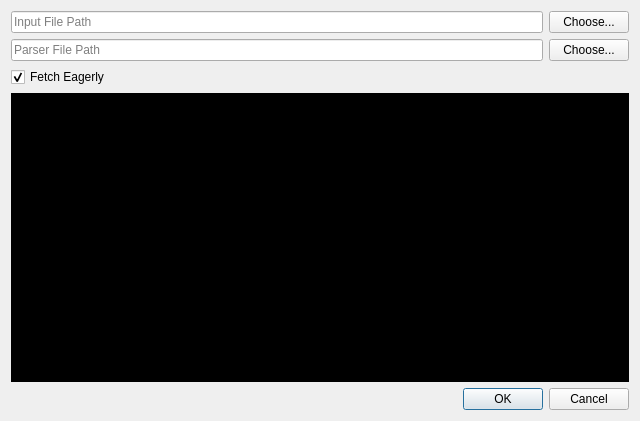
The window that tools/ylliab/newtab.ui (8051Enthusiast/yabo) describes before a commit, drawn with Qt 5.
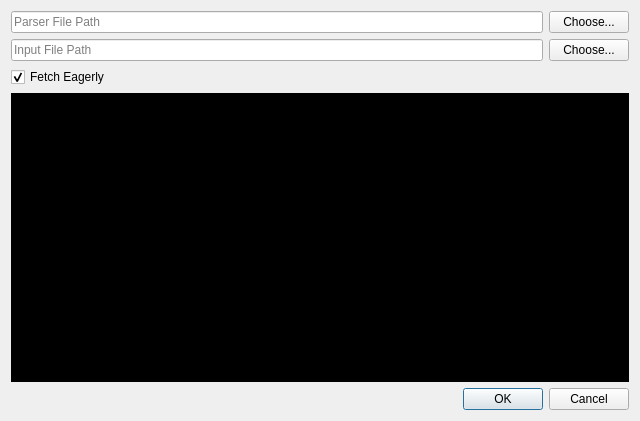
The same window after the commit. Custom widgets are drawn as their Qt base class.

Commit message: ylliab: add command line options

The edit to the form file:
```diff
--- a/tools/ylliab/newtab.ui
+++ b/tools/ylliab/newtab.ui
@@ -11,29 +11,30 @@
    </rect>
   </property>
   <property name="windowTitle">
-   <string>Dialog</string>
+   <string>New Tab...</string>
   </property>
   <layout class="QVBoxLayout" name="verticalLayout">
    <item>
-    <layout class="QHBoxLayout" name="inputFileLayout">
-     <item>
-      <widget class="QLineEdit" name="inputFileEdit">
-       <property name="placeholderText">
-        <string>Input File Path</string>
-       </property>
-      </widget>
-     </item>
-     <item>
-      <widget class="QPushButton" name="intputFileButton">
-       <property name="text">
-        <string>Choose...</string>
-       </property>
-      </widget>
-     </item>
-    </layout>
-   </item>
-   <item>
-    <layout class="QHBoxLayout" name="parserFileLayout">
+    <widget class="QWidget" name="parserFile" native="true">
+     <property name="sizePolicy">
+      <sizepolicy hsizetype="Preferred" vsizetype="Preferred">
+       <horstretch>0</horstretch>
+       <verstretch>0</verstretch>
+      </sizepolicy>
+     </property>
+     <layout class="QHBoxLayout" name="horizontalLayout">
+      <property name="leftMargin">
+       <number>0</number>
+      </property>
+      <property name="topMargin">
+       <number>0</number>
+      </property>
+      <property name="rightMargin">
+       <number>0</number>
+      </property>
+      <property name="bottomMargin">
+       <number>0</number>
+      </property>
      <item>
       <widget class="QLineEdit" name="parserFileEdit">
        <property name="placeholderText">
@@ -49,9 +50,40 @@
       </widget>
      </item>
     </layout>
+    </widget>
    </item>
    <item>
-    <layout class="QHBoxLayout" name="horizontalLayout_2">
+    <widget class="QWidget" name="inputFile" native="true">
+     <layout class="QHBoxLayout" name="horizontalLayout_3">
+      <property name="leftMargin">
+       <number>0</number>
+      </property>
+      <property name="topMargin">
+       <number>0</number>
+      </property>
+      <property name="rightMargin">
+       <number>0</number>
+      </property>
+      <property name="bottomMargin">
+       <number>0</number>
+      </property>
+      <item>
+       <widget class="QLineEdit" name="inputFileEdit">
+        <property name="placeholderText">
+         <string>Input File Path</string>
+        </property>
+       </widget>
+      </item>
+      <item>
+       <widget class="QPushButton" name="intputFileButton">
+        <property name="text">
+         <string>Choose...</string>
+        </property>
+       </widget>
+      </item>
+     </layout>
+    </widget>
+   </item>
      <item>
       <widget class="QCheckBox" name="fetchEager">
        <property name="text">
@@ -65,10 +97,11 @@
        </property>
       </widget>
      </item>
-    </layout>
-   </item>
    <item>
     <widget class="CompilerErrorView" name="errors">
+     <property name="enabled">
+      <bool>true</bool>
+     </property>
      <property name="font">
       <font>
        <pointsize>11</pointsize>
```
Lines whose indentation alone changed are shown as unchanged. The commit also changes 6 other files.
